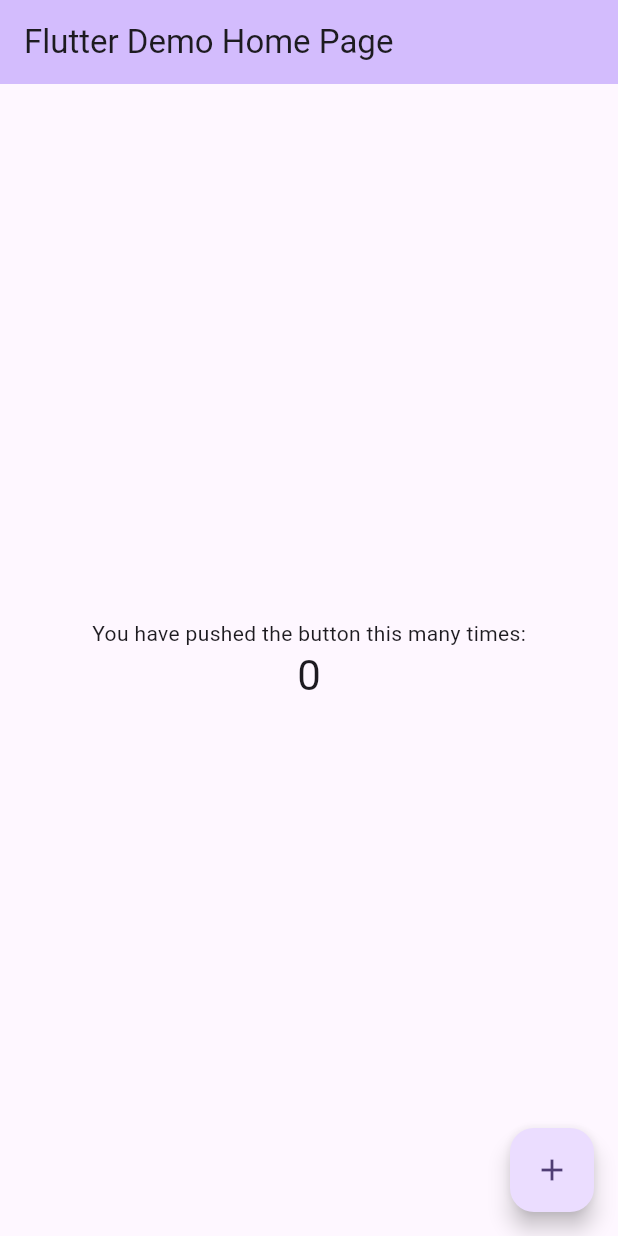
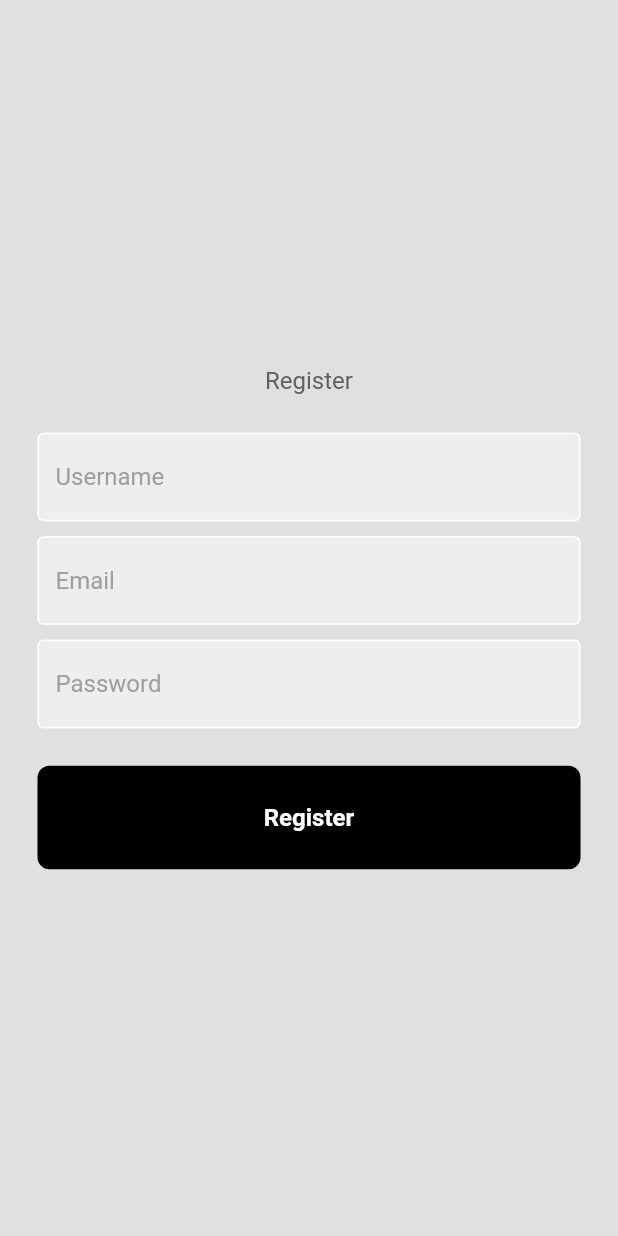
Before and after one commit to Kchanit/school-bus-management, a Flutter app: the screen it shows after launch, on a phone screen of 412 x 824 dp. Run offline on Flutter 3.47's test engine with Material 2 defaults, Android fonts, the phone set to English and light mode, and no system bars.

Commit message:
add api_service

```diff
--- /dev/null
+++ b/lib/api_service.dart
@@ -0,0 +1,50 @@
+import 'dart:convert';
+import 'package:http/http.dart' as http;
+
+class ApiService {
+  static const String baseUrl = 'http://192.168.2.44/api'; // Laravel API URL
+
+  Future<Map<String, dynamic>> fetchData(String endpoint) async {
+    final response = await http.get(Uri.parse('$baseUrl/$endpoint'));
+
+    if (response.statusCode == 200) {
+      return json.decode(response.body);
+    } else {
+      throw Exception('Failed to load data from the API');
+    }
+  }
+
+  // Future<Map<String, dynamic>> postData(String endpoint, Map<String, dynamic> data) async {
+  //   final response = await http.post(
+  //     Uri.parse('$baseUrl/$endpoint'),
+  //     headers: <String, String>{
+  //       'Content-Type': 'application/json; charset=UTF-8',
+  //     },
+  //     body: jsonEncode(data),
+  //   );
+
+  //   if (response.statusCode == 200) {
+  //     return json.decode(response.body);
+  //   } else {
+  //     throw Exception('Failed to post data to the API');
+  //   }
+  // }
+
+  Future<Map<String, dynamic>> postData(
+      Map<String, dynamic> data, String apiUrl) async {
+    final fullUrl = baseUrl + apiUrl;
+    final response = await http.post(Uri.parse(fullUrl),
+        body: jsonEncode(data), headers: _setHeaders());
+
+    if (response.statusCode == 200) {
+      return json.decode(response.body);
+    } else {
+      throw Exception('Failed to post data to the API');
+    }
+  }
+
+  Map<String, String> _setHeaders() => {
+        'Content-type': 'application/json',
+        'Accept': 'application/json',
+      };
+}
--- /dev/null
+++ b/lib/components/my_button.dart
@@ -0,0 +1,32 @@
+import 'package:flutter/material.dart';
+
+class MyButton extends StatelessWidget {
+  final Function()? onTap;
+
+  const MyButton({super.key, required this.onTap});
+
+  @override
+  Widget build(BuildContext context) {
+    return GestureDetector(
+      onTap: onTap,
+      child: Container(
+        padding: const EdgeInsets.all(25),
+        margin: const EdgeInsets.symmetric(horizontal: 25),
+        decoration: BoxDecoration(
+          color: Colors.black,
+          borderRadius: BorderRadius.circular(8),
+        ),
+        child: const Center(
+          child: Text(
+            "Register",
+            style: TextStyle(
+              color: Colors.white,
+              fontWeight: FontWeight.bold,
+              fontSize: 16,
+            ),
+          ),
+        ),
+      ),
+    );
+  }
+}
--- /dev/null
+++ b/lib/components/my_textfield.dart
@@ -0,0 +1,36 @@
+import 'package:flutter/material.dart';
+
+class MyTextField extends StatelessWidget {
+  final controller;
+  final String hintText;
+  final bool obscureText;
+
+  const MyTextField({
+    super.key,
+    required this.controller,
+    required this.hintText,
+    required this.obscureText,
+  });
+
+  @override
+  Widget build(BuildContext context) {
+    return Padding(
+      padding: const EdgeInsets.symmetric(horizontal: 25.0),
+      child: TextField(
+        controller: controller,
+        obscureText: obscureText,
+        decoration: InputDecoration(
+            enabledBorder: const OutlineInputBorder(
+              borderSide: BorderSide(color: Colors.white),
+            ),
+            focusedBorder: OutlineInputBorder(
+              borderSide: BorderSide(color: Colors.grey.shade400),
+            ),
+            fillColor: Colors.grey.shade200,
+            filled: true,
+            hintText: hintText,
+            hintStyle: TextStyle(color: Colors.grey[500])),
+      ),
+    );
+  }
+}
--- a/lib/main.dart
+++ b/lib/main.dart
@@ -1,4 +1,5 @@
 import 'package:flutter/material.dart';
+import 'package:school_bus/screens/register_screen.dart';
 
 void main() {
   runApp(const MyApp());
@@ -7,119 +8,12 @@ void main() {
 class MyApp extends StatelessWidget {
   const MyApp({super.key});
 
-  // This widget is the root of your application.
   @override
   Widget build(BuildContext context) {
     return MaterialApp(
-      title: 'Flutter Demo',
-      theme: ThemeData(
-        // This is the theme of your application.
-        //
-        // TRY THIS: Try running your application with "flutter run". You'll see
-        // the application has a blue toolbar. Then, without quitting the app,
-        // try changing the seedColor in the colorScheme below to Colors.green
-        // and then invoke "hot reload" (save your changes or press the "hot
-        // reload" button in a Flutter-supported IDE, or press "r" if you used
-        // the command line to start the app).
-        //
-        // Notice that the counter didn't reset back to zero; the application
-        // state is not lost during the reload. To reset the state, use hot
-        // restart instead.
-        //
-        // This works for code too, not just values: Most code changes can be
-        // tested with just a hot reload.
-        colorScheme: ColorScheme.fromSeed(seedColor: Colors.deepPurple),
-        useMaterial3: true,
-      ),
-      home: const MyHomePage(title: 'Flutter Demo Home Page'),
+      debugShowCheckedModeBanner: false,
+      title: 'School Butt',
+      home: RegisterScreen(),
     );
   }
 }
-
-class MyHomePage extends StatefulWidget {
-  const MyHomePage({super.key, required this.title});
-
-  // This widget is the home page of your application. It is stateful, meaning
-  // that it has a State object (defined below) that contains fields that affect
-  // how it looks.
-
-  // This class is the configuration for the state. It holds the values (in this
-  // case the title) provided by the parent (in this case the App widget) and
-  // used by the build method of the State. Fields in a Widget subclass are
-  // always marked "final".
-
-  final String title;
-
-  @override
-  State<MyHomePage> createState() => _MyHomePageState();
-}
-
-class _MyHomePageState extends State<MyHomePage> {
-  int _counter = 0;
-
-  void _incrementCounter() {
-    setState(() {
-      // This call to setState tells the Flutter framework that something has
-      // changed in this State, which causes it to rerun the build method below
-      // so that the display can reflect the updated values. If we changed
-      // _counter without calling setState(), then the build method would not be
-      // called again, and so nothing would appear to happen.
-      _counter++;
-    });
-  }
-
-  @override
-  Widget build(BuildContext context) {
-    // This method is rerun every time setState is called, for instance as done
-    // by the _incrementCounter method above.
-    //
-    // The Flutter framework has been optimized to make rerunning build methods
-    // fast, so that you can just rebuild anything that needs updating rather
-    // than having to individually change instances of widgets.
-    return Scaffold(
-      appBar: AppBar(
-        // TRY THIS: Try changing the color here to a specific color (to
-        // Colors.amber, perhaps?) and trigger a hot reload to see the AppBar
-        // change color while the other colors stay the same.
-        backgroundColor: Theme.of(context).colorScheme.inversePrimary,
-        // Here we take the value from the MyHomePage object that was created by
-        // the App.build method, and use it to set our appbar title.
-        title: Text(widget.title),
-      ),
-      body: Center(
-        // Center is a layout widget. It takes a single child and positions it
-        // in the middle of the parent.
-        child: Column(
-          // Column is also a layout widget. It takes a list of children and
-          // arranges them vertically. By default, it sizes itself to fit its
-          // children horizontally, and tries to be as tall as its parent.
-          //
-          // Column has various properties to control how it sizes itself and
-          // how it positions its children. Here we use mainAxisAlignment to
-          // center the children vertically; the main axis here is the vertical
-          // axis because Columns are vertical (the cross axis would be
-          // horizontal).
-          //
-          // TRY THIS: Invoke "debug painting" (choose the "Toggle Debug Paint"
-          // action in the IDE, or press "p" in the console), to see the
-          // wireframe for each widget.
-          mainAxisAlignment: MainAxisAlignment.center,
-          children: <Widget>[
-            const Text(
-              'You have pushed the button this many times:',
-            ),
-            Text(
-              '$_counter',
-              style: Theme.of(context).textTheme.headlineMedium,
-            ),
-          ],
-        ),
-      ),
-      floatingActionButton: FloatingActionButton(
-        onPressed: _incrementCounter,
-        tooltip: 'Increment',
-        child: const Icon(Icons.add),
-      ), // This trailing comma makes auto-formatting nicer for build methods.
-    );
-  }
-}
--- /dev/null
+++ b/lib/models/user_model.dart
@@ -0,0 +1,15 @@
+class User {
+  final String name;
+  final String email;
+  final String password;
+
+  User({required this.name, required this.email, required this.password});
+
+  Map<String, dynamic> toJson() {
+    return {
+      'name': name,
+      'email': email,
+      'password': password,
+    };
+  }
+}
--- /dev/null
+++ b/lib/screens/register_screen.dart
@@ -0,0 +1,91 @@
+import 'package:flutter/material.dart';
+import 'package:http/http.dart' as http;
+import 'package:school_bus/api_service.dart';
+import 'package:school_bus/components/my_button.dart';
+import 'package:school_bus/components/my_textfield.dart';
+import 'package:school_bus/models/user_model.dart';
+
+class RegisterScreen extends StatelessWidget {
+  RegisterScreen({super.key});
+
+  final nameController = TextEditingController();
+  final emailController = TextEditingController();
+  final passwordController = TextEditingController();
+
+  _register() async {
+    try {
+      final user = User(
+        name: nameController.text,
+        email: emailController.text,
+        password: passwordController.text,
+      );
+
+      var res = await ApiService().postData(user.toJson(), '/register');
+      if (res['success']) {
+        print('Registration successful');
+      }
+    } catch (e) {
+      print('Error during registration: $e');
+    }
+  }
+
+  @override
+  Widget build(BuildContext context) {
+    return Scaffold(
+      backgroundColor: Colors.grey[300],
+      body: SafeArea(
+        child: Center(
+          child: Column(
+            mainAxisAlignment: MainAxisAlignment.center,
+            children: [
+              const SizedBox(height: 50),
+              Text(
+                'Register',
+                style: TextStyle(
+                  color: Colors.grey[700],
+                  fontSize: 16,
+                ),
+              ),
+              const SizedBox(height: 25),
+
+              // username textfield
+              MyTextField(
+                controller: nameController,
+                hintText: 'Username',
+                obscureText: false,
+              ),
+
+              const SizedBox(height: 10),
+
+              // email textfield
+              MyTextField(
+                controller: emailController,
+                hintText: 'Email',
+                obscureText: false,
+              ),
+
+              const SizedBox(height: 10),
+
+              // password textfield
+              MyTextField(
+                controller: passwordController,
+                hintText: 'Password',
+                obscureText: true,
+              ),
+
+              const SizedBox(height: 25),
+
+              // sign in button
+              MyButton(
+                // onTap: registerUser,
+                onTap: _register,
+              ),
+
+              const SizedBox(height: 50),
+            ],
+          ),
+        ),
+      ),
+    );
+  }
+}
--- a/pubspec.yaml
+++ b/pubspec.yaml
@@ -35,6 +35,7 @@ dependencies:
   # The following adds the Cupertino Icons font to your application.
   # Use with the CupertinoIcons class for iOS style icons.
   cupertino_icons: ^1.0.2
+  http: ^1.1.0
 
 dev_dependencies:
   flutter_test:
```
Also changed, not shown: lib/screens/login_screen.dart (added), pubspec.lock.
